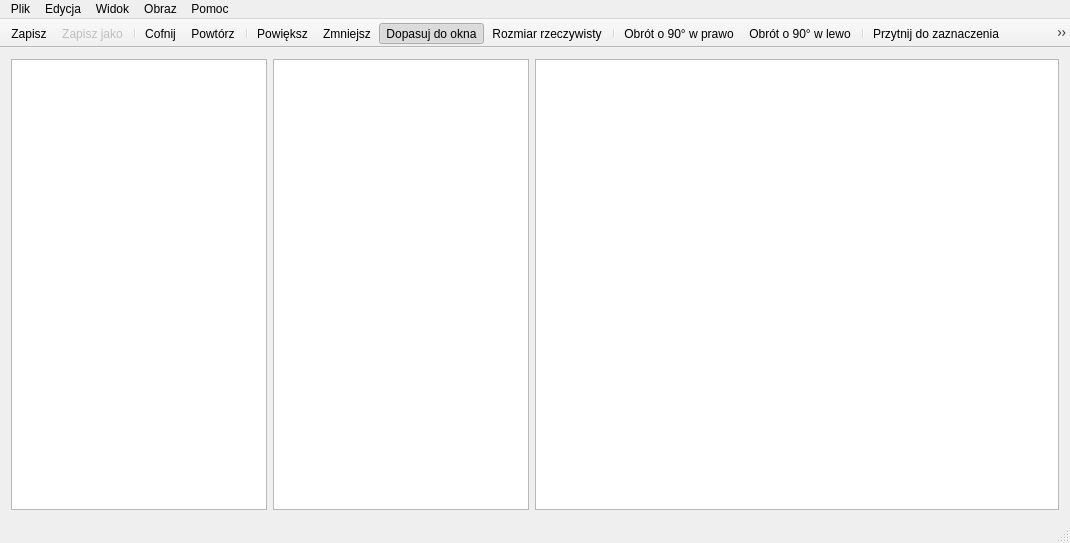
Qt form ui/MainWindow.ui (stil/qimvi) before a commit.
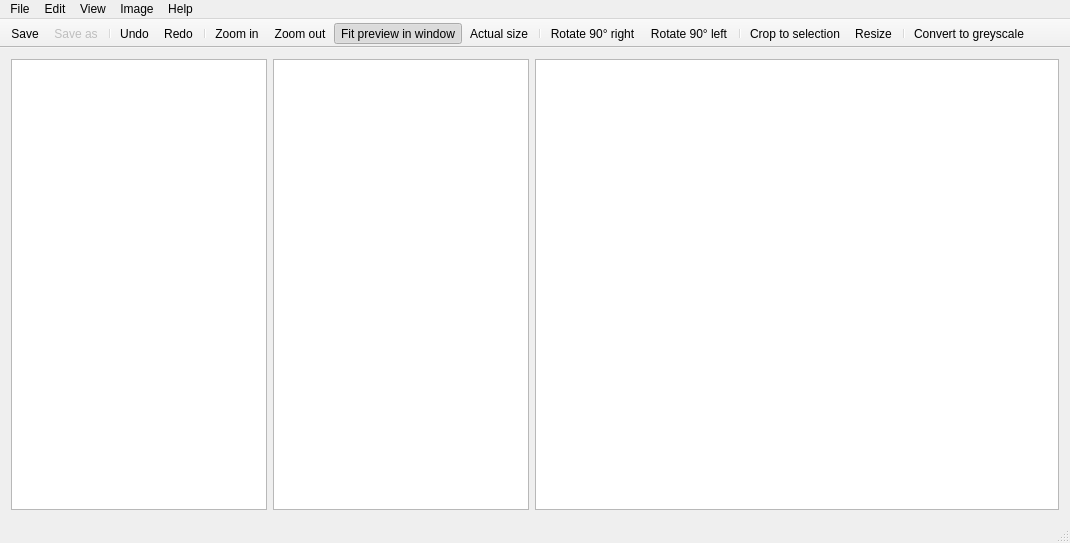
The same form after that commit. Icons and pictures are not drawn.

Commit message: Translate UI to English

The edit to the form file:
```diff
--- a/ui/MainWindow.ui
+++ b/ui/MainWindow.ui
@@ -88,7 +88,7 @@
    </property>
    <widget class="QMenu" name="menuPlik">
     <property name="title">
-     <string>Plik</string>
+     <string>File</string>
     </property>
     <addaction name="actionSave"/>
     <addaction name="actionSaveAs"/>
@@ -96,7 +96,7 @@
    </widget>
    <widget class="QMenu" name="menuWidok">
     <property name="title">
-     <string>Widok</string>
+     <string>View</string>
     </property>
     <addaction name="actionZoomIn"/>
     <addaction name="actionZoomOut"/>
@@ -107,7 +107,7 @@
    </widget>
    <widget class="QMenu" name="menuObraz">
     <property name="title">
-     <string>Obraz</string>
+     <string>Image</string>
     </property>
     <addaction name="actionCrop"/>
     <addaction name="actionResize"/>
@@ -119,14 +119,14 @@
    </widget>
    <widget class="QMenu" name="menuEdycja">
     <property name="title">
-     <string>Edycja</string>
+     <string>Edit</string>
     </property>
     <addaction name="actionUndo"/>
     <addaction name="actionRedo"/>
    </widget>
    <widget class="QMenu" name="menuPomoc">
     <property name="title">
-     <string>Pomoc</string>
+     <string>Help</string>
     </property>
     <addaction name="actionAbout"/>
    </widget>
@@ -178,7 +178,7 @@
      <normaloff>:/fugue/fugue-icons/disk--pencil.png</normaloff>:/fugue/fugue-icons/disk--pencil.png</iconset>
    </property>
    <property name="text">
-    <string>Zapisz jako...</string>
+    <string>Save as...</string>
    </property>
   </action>
   <action name="actionQuit">
@@ -202,7 +202,7 @@
      <normaloff>:/fugue/fugue-icons/layer-resize.png</normaloff>:/fugue/fugue-icons/layer-resize.png</iconset>
    </property>
    <property name="text">
-    <string>Dopasuj do okna</string>
+    <string>Fit preview in window</string>
    </property>
    <property name="shortcut">
     <string>Ctrl+B</string>
@@ -214,7 +214,7 @@
      <normaloff>:/fugue/fugue-icons/layer-resize-actual.png</normaloff>:/fugue/fugue-icons/layer-resize-actual.png</iconset>
    </property>
    <property name="text">
-    <string>Rozmiar rzeczywisty</string>
+    <string>Actual size</string>
    </property>
    <property name="shortcut">
     <string>Ctrl+0</string>
@@ -226,7 +226,7 @@
      <normaloff>:/fugue/fugue-icons/magnifier-zoom-in.png</normaloff>:/fugue/fugue-icons/magnifier-zoom-in.png</iconset>
    </property>
    <property name="text">
-    <string>Powiększ</string>
+    <string>Zoom in</string>
    </property>
    <property name="shortcut">
     <string>Ctrl++</string>
@@ -238,7 +238,7 @@
      <normaloff>:/fugue/fugue-icons/magnifier-zoom-out.png</normaloff>:/fugue/fugue-icons/magnifier-zoom-out.png</iconset>
    </property>
    <property name="text">
-    <string>Zmniejsz</string>
+    <string>Zoom out</string>
    </property>
    <property name="shortcut">
     <string>Ctrl+-</string>
@@ -250,7 +250,7 @@
      <normaloff>:/fugue/fugue-icons/disk.png</normaloff>:/fugue/fugue-icons/disk.png</iconset>
    </property>
    <property name="text">
-    <string>Zapisz</string>
+    <string>Save</string>
    </property>
    <property name="shortcut">
     <string>Ctrl+S</string>
@@ -262,7 +262,7 @@
      <normaloff>:/fugue/fugue-icons/layer-rotate.png</normaloff>:/fugue/fugue-icons/layer-rotate.png</iconset>
    </property>
    <property name="text">
-    <string>Obrót o 90° w prawo</string>
+    <string>Rotate 90° right</string>
    </property>
    <property name="toolTip">
     <string>Obrót o 90° w prawo</string>
@@ -277,7 +277,7 @@
      <normaloff>:/fugue/fugue-icons/layer-rotate-left.png</normaloff>:/fugue/fugue-icons/layer-rotate-left.png</iconset>
    </property>
    <property name="text">
-    <string>Obrót o 90° w lewo</string>
+    <string>Rotate 90° left</string>
    </property>
    <property name="shortcut">
     <string>Ctrl+G</string>
@@ -289,7 +289,7 @@
      <normaloff>:/fugue/fugue-icons/arrow-curve-180-left.png</normaloff>:/fugue/fugue-icons/arrow-curve-180-left.png</iconset>
    </property>
    <property name="text">
-    <string>Cofnij</string>
+    <string>Undo</string>
    </property>
    <property name="shortcut">
     <string>Ctrl+Z</string>
@@ -301,7 +301,7 @@
      <normaloff>:/fugue/fugue-icons/arrow-curve.png</normaloff>:/fugue/fugue-icons/arrow-curve.png</iconset>
    </property>
    <property name="text">
-    <string>Powtórz</string>
+    <string>Redo</string>
    </property>
    <property name="shortcut">
     <string>Ctrl+Y</string>
@@ -322,7 +322,7 @@
      <normaloff>:/fugue/fugue-icons/image-crop.png</normaloff>:/fugue/fugue-icons/image-crop.png</iconset>
    </property>
    <property name="text">
-    <string>Przytnij do zaznaczenia</string>
+    <string>Crop to selection</string>
    </property>
    <property name="shortcut">
     <string>Ctrl+Shift+X</string>
@@ -334,7 +334,7 @@
      <normaloff>:/fugue/fugue-icons/image-resize.png</normaloff>:/fugue/fugue-icons/image-resize.png</iconset>
    </property>
    <property name="text">
-    <string>Zmień rozmiar...</string>
+    <string>Resize...</string>
    </property>
    <property name="shortcut">
     <string>Ctrl+R</string>
@@ -361,7 +361,7 @@
      <normaloff>:/fugue/fugue-icons/color_gray.png</normaloff>:/fugue/fugue-icons/color_gray.png</iconset>
    </property>
    <property name="text">
-    <string>Konwertuj do skali szarości</string>
+    <string>Convert to greyscale</string>
    </property>
    <property name="shortcut">
     <string>Ctrl+Shift+G</string>
```
Left out of the diff: 6 changed lines with no effect on the pictures. The commit also changes 2 other files.
